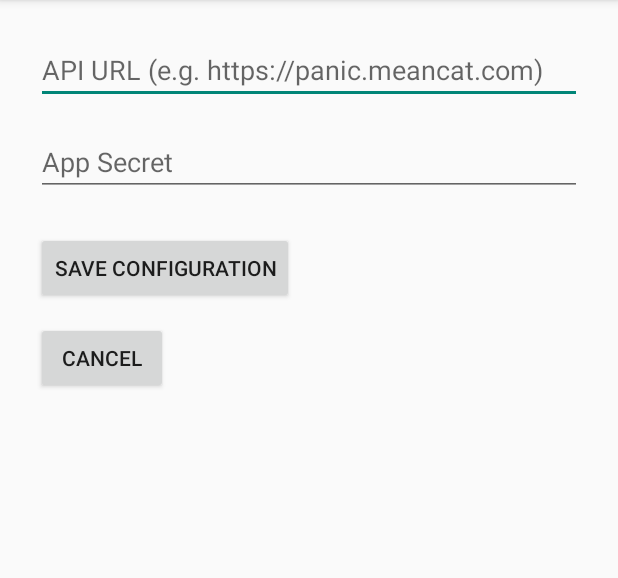
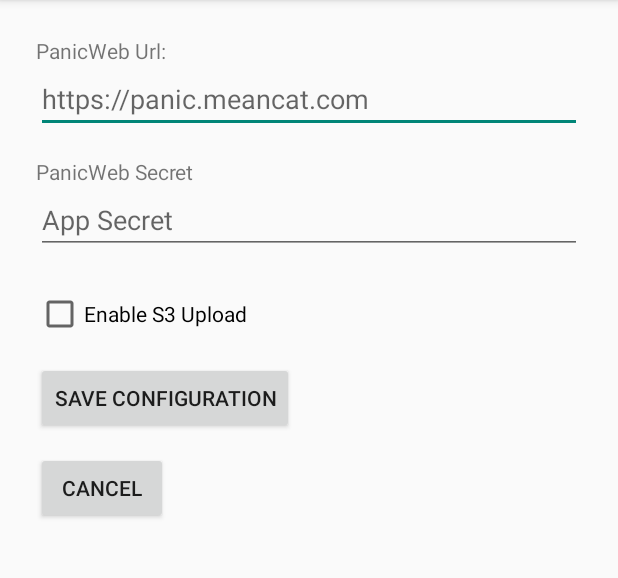
Before and after one commit to trasa/panic-recorder, an Android app built with Jetpack Compose: the screen it shows after launch (SettingsActivity), in the options menu, after a tap on "Settings", on a phone screen of 412 x 824 dp, the part 84-662 px from its top. Run offline under Robolectric (Android 15) with nearby library versions, the phone set to English and light mode, and no system bars; pictures from the network do not load.

Commit message:
settings field, checks auth token if checkbox is selected
well, its getting closer anyway

this fails to upload (403)

update version

add labels to settings

more logging

use OkHttp

```diff
--- a/panic-recorder-app/app/src/main/AndroidManifest.xml
+++ b/panic-recorder-app/app/src/main/AndroidManifest.xml
@@ -8,6 +8,7 @@
 
     <uses-permission android:name="android.permission.CAMERA" />
     <uses-permission android:name="android.permission.RECORD_AUDIO" />
+    <uses-permission android:name="android.permission.INTERNET" />
 
     <application
         android:allowBackup="true"
@@ -17,7 +18,9 @@
         android:label="@string/app_name"
         android:roundIcon="@mipmap/ic_launcher_round"
         android:supportsRtl="true"
-        android:theme="@style/Theme.PanicRecorder">
+        android:theme="@style/Theme.PanicRecorder"
+        android:networkSecurityConfig="@xml/network_security_config"
+        >
         <activity
             android:name=".MainActivity"
             android:exported="true"
--- a/panic-recorder-app/app/src/main/java/com/meancat/panicrecorder/ChunkedS3Uploader.kt
+++ b/panic-recorder-app/app/src/main/java/com/meancat/panicrecorder/ChunkedS3Uploader.kt
@@ -9,7 +9,7 @@
 class ChunkedS3Uploader(
     private val sourceFile: File,
     private val chunkDirectory: File,
-    private val uploadFunction: (chunk: File ) -> Unit
+    private val uploadFunction: (chunk: File) -> Unit
 ) {
     private var timer: Timer? = null
     private var lastPosition: Long = 0L
--- a/panic-recorder-app/app/src/main/java/com/meancat/panicrecorder/MainActivity.kt
+++ b/panic-recorder-app/app/src/main/java/com/meancat/panicrecorder/MainActivity.kt
@@ -17,7 +17,6 @@
 import android.view.TextureView
 import android.widget.Button
 import android.widget.Toast
-import androidx.activity.ComponentActivity
 import androidx.activity.result.contract.ActivityResultContracts
 import androidx.appcompat.app.AppCompatActivity
 import androidx.core.content.ContextCompat
@@ -69,7 +68,8 @@
         }
 
         recordButton.setOnClickListener {
-            if (isRecording) stopRecording() else startRecording()
+            val config = PanicConfig.load(this)
+            if (isRecording) stopRecording() else startRecording(config)
         }
     }
 
@@ -134,10 +134,28 @@
         }
     }
 
-    private fun startRecording() {
+    private fun startRecording(config: PanicConfig) {
         Log.d(TAG, "start recording")
         try {
             setupMediaRecorder()
+            if (config.enableUpload) {
+                Thread {
+                    val api = PanicApi(config)
+                    val token = api.fetchToken()
+                    if (token != null) {
+                        val presignedUrl = PanicApi(config).getPresignedUrl(videoFile.name, token)
+                        if (presignedUrl != null) {
+                            Log.d(TAG, "Presigned URL obtained: $presignedUrl")
+                            // TODO uploader was here
+                        } else {
+                            Log.e(TAG, "Failed to get presigned url - upload disabled")
+                        }
+                    } else {
+                        Log.e(TAG, "Failed to fetch JWT from PanicAPI (is your secret correct?) - upload disabled")
+                    }
+                }.start()
+            }
+
             val surfaceTexture = textureView.surfaceTexture!!
             surfaceTexture.setDefaultBufferSize(previewSize.width, previewSize.height)
             previewSurface = Surface(surfaceTexture)
@@ -211,6 +229,7 @@
 
     private fun stopRecording() {
         try {
+            //uploader?.stop()
             cameraCaptureSession?.stopRepeating()
             cameraCaptureSession?.abortCaptures()
             cameraCaptureSession?.close()
--- /dev/null
+++ b/panic-recorder-app/app/src/main/java/com/meancat/panicrecorder/PanicConfig.kt
@@ -0,0 +1,22 @@
+package com.meancat.panicrecorder
+
+import android.content.Context
+
+
+data class PanicConfig(
+    val apiUrl: String?,
+    val appSecret: String?,
+    val enableUpload: Boolean) {
+
+
+    companion object {
+        fun load(context: Context): PanicConfig {
+            val prefs = context.getSharedPreferences("panic_config", Context.MODE_PRIVATE)
+            val enableUpload = prefs.getBoolean("enable_upload", false)
+            val rawApiUrl = prefs.getString("api_url", null)
+            val apiUrl = rawApiUrl?.trim()?.removeSuffix("/")
+            val appSecret = prefs.getString("app_secret", null)
+            return PanicConfig(apiUrl, appSecret, enableUpload)
+        }
+    }
+}
--- a/panic-recorder-app/app/src/main/res/layout/fragment_config.xml
+++ b/panic-recorder-app/app/src/main/res/layout/fragment_config.xml
@@ -10,6 +10,13 @@
         android:layout_height="wrap_content"
         android:orientation="vertical">
 
+        <TextView
+            android:id="@+id/url_label"
+            android:layout_width="wrap_content"
+            android:layout_height="wrap_content"
+            android:text="@string/url_label"
+            android:labelFor="@+id/edit_api_url" />
+
         <EditText
             android:id="@+id/edit_api_url"
             android:layout_width="match_parent"
@@ -17,7 +24,14 @@
             android:autofillHints="https://panic.meancat.com"
             android:hint="@string/api_url_setting"
             android:inputType="textUri"
-            android:layout_marginBottom="16dp"/>
+            android:layout_marginBottom="16dp" />
+
+        <TextView
+            android:id="@+id/secret_label"
+            android:layout_width="wrap_content"
+            android:layout_height="wrap_content"
+            android:text="@string/secret_label"
+            android:labelFor="@+id/edit_app_secret" />
 
         <EditText
             android:id="@+id/edit_app_secret"
@@ -27,6 +41,13 @@
             android:hint="@string/app_secret_setting"
             android:inputType="textPassword"
             android:layout_marginBottom="24dp"/>
+
+        <CheckBox
+            android:id="@+id/checkbox_enable_upload"
+            android:layout_width="wrap_content"
+            android:layout_height="wrap_content"
+            android:text="@string/enable_s3_upload_setting"
+            android:layout_marginBottom="16dp" />
 
         <Button
             android:id="@+id/button_save"
--- a/panic-recorder-app/app/src/main/res/values/strings.xml
+++ b/panic-recorder-app/app/src/main/res/values/strings.xml
@@ -3,8 +3,11 @@
     <string name="start_recording">Start Recording</string>
     <string name="stop_recording">Stop Recording</string>
     <string name="settings">Settings</string>
-    <string name="api_url_setting">API URL (e.g. https://panic.meancat.com)</string>
+    <string name="url_label">PanicWeb Url:</string>
+    <string name="api_url_setting">https://panic.meancat.com</string>
+    <string name="secret_label">PanicWeb Secret</string>
     <string name="app_secret_setting">App Secret</string>
     <string name="save_configuration_setting">Save Configuration</string>
     <string name="cancel">Cancel</string>
+    <string name="enable_s3_upload_setting">Enable S3 Upload</string>
 </resources>
--- a/panic-recorder-app/gradle/libs.versions.toml
+++ b/panic-recorder-app/gradle/libs.versions.toml
@@ -1,5 +1,5 @@
 [versions]
-agp = "8.9.1"
+agp = "8.12.1"
 kotlin = "2.0.21"
 coreKtx = "1.15.0"
 junit = "4.13.2"
```
Also changed, not shown: panic-recorder-app/app/src/main/java/com/meancat/panicrecorder/ConfigFragment.kt (+57 -7 lines), panic-recorder-app/app/src/main/java/com/meancat/panicrecorder/PanicApi.kt (added, +92 -0 lines), panic-recorder-app/app/src/main/java/com/meancat/panicrecorder/S3Uploader.kt (deleted, +0 -32 lines), panic-recorder-app/app/src/main/res/xml/network_security_config.xml (added, +7 -0 lines), panic-recorder-app/gradle/wrapper/gradle-wrapper.properties, 3 other files.
